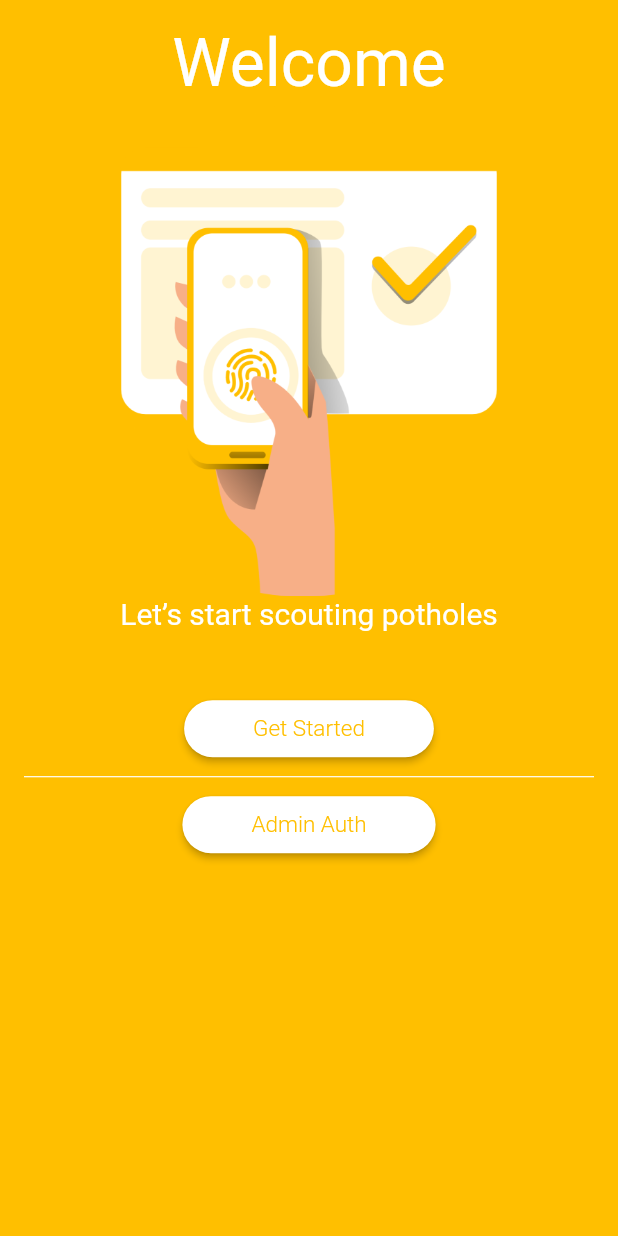
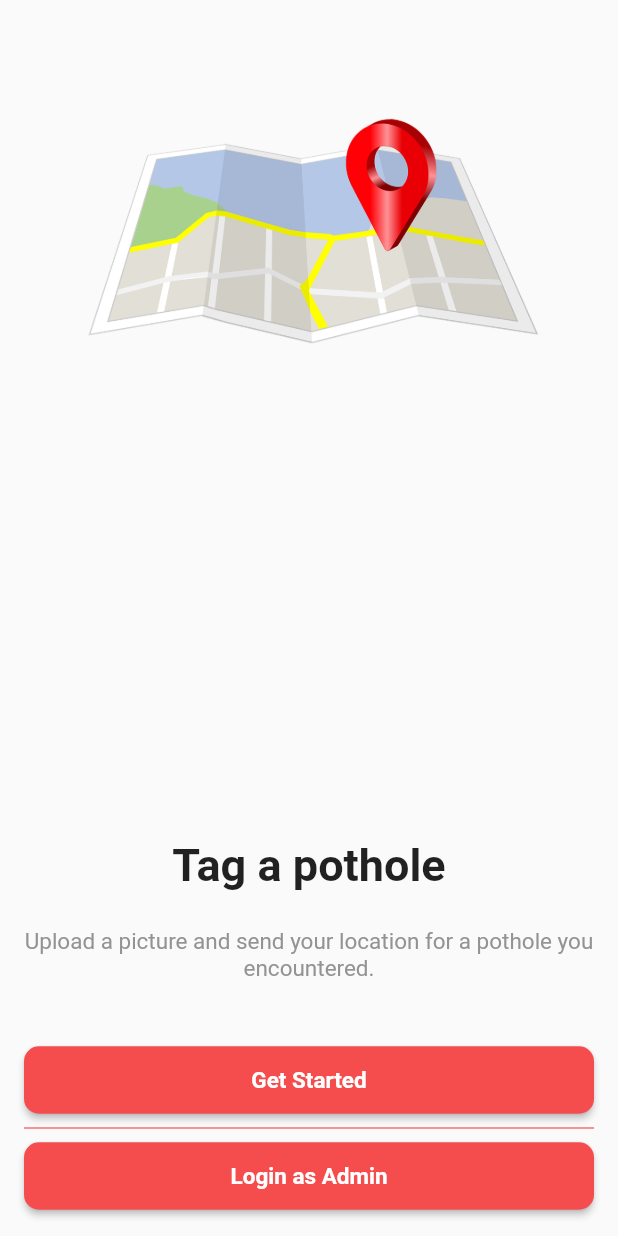
Before and after one commit to letsclode/taghole, a Flutter app: the screen it shows after launch, on a phone screen of 412 x 824 dp. Run offline on Flutter 3.47's test engine with Material 2 defaults, Android fonts, the light colour scheme and no system bars; drawn by our look-alikes of auto_size_text; our stand-ins replace cloud_firestore, email_validator, firebase_auth, firebase_core, firebase_storage, flutter_otp_text_field and 9 more; missing offline and left inert: geoflutterfire2; accounts and stored records are empty.

Commit message:
undone welcome page

```diff
--- a/lib/Screens/Authentication/Auth.dart
+++ b/lib/Screens/Authentication/Auth.dart
@@ -5,12 +5,11 @@ import '../../controllers/auth_controller.dart';
 import 'views/first.dart';
 import 'views/home.dart';
 
-class HomeScreen extends HookConsumerWidget {
-  const HomeScreen({super.key});
+class WelcomeScreen extends HookConsumerWidget {
+  const WelcomeScreen({super.key});
   @override
   Widget build(BuildContext context, WidgetRef ref) {
     final user = ref.watch(authControllerProvider);
-
     return user != null ? const Home() : const First();
   }
 }
--- a/lib/Screens/Authentication/views/first.dart
+++ b/lib/Screens/Authentication/views/first.dart
@@ -1,11 +1,10 @@
 import 'package:auto_size_text/auto_size_text.dart';
 import 'package:flutter/material.dart';
+import 'package:taghole/constant/color.dart';
 
 import '../widgets/customDialog.dart';
 
 class First extends StatelessWidget {
-  final primaryColor = const Color(0xFFffbf00);
-
   const First({super.key});
 
   @override
@@ -14,54 +13,63 @@ class First extends StatelessWidget {
     final height = MediaQuery.of(context).size.height;
 
     return Scaffold(
-      body: Container(
+      body: SizedBox(
         width: width,
         height: height,
-        color: primaryColor,
         child: SafeArea(
           child: Padding(
             padding: const EdgeInsets.all(16.0),
-            child: SingleChildScrollView(
             child: Column(
               children: <Widget>[
-                  const Text(
-                    "Welcome",
-                    style: TextStyle(fontSize: 44, color: Colors.white),
+                SizedBox(
+                  height: height / 3,
+                  child: Image.asset(
+                    'assets/images/map.png',
+                    fit: BoxFit.fitWidth,
                   ),
-                  Image.asset(
-                    'assets/Auth/auth.png',
-                    height: height * 0.40,
                 ),
+                Expanded(
+                  child: Column(
+                    mainAxisAlignment: MainAxisAlignment.end,
+                    children: [
                       const AutoSizeText(
-                    "Let’s start scouting potholes",
+                        "Tag a pothole",
                         maxLines: 2,
                         textAlign: TextAlign.center,
                         style: TextStyle(
-                      fontSize: 20,
-                      color: Colors.white,
+                            fontSize: 30, fontWeight: FontWeight.bold),
                       ),
+                      SizedBox(height: height * 0.03),
+                      const AutoSizeText(
+                        "Upload a picture and send your location for a pothole you encountered.",
+                        maxLines: 2,
+                        textAlign: TextAlign.center,
+                        style: TextStyle(fontSize: 15, color: grayColor),
                       ),
                       SizedBox(height: height * 0.05),
                       MaterialButton(
-                    color: Colors.white,
+                        height: 45,
+                        minWidth: width,
+                        color: secondaryColor,
                         shape: RoundedRectangleBorder(
-                        borderRadius: BorderRadius.circular(30.0)),
-                    child: Padding(
-                      padding: const EdgeInsets.only(
+                            borderRadius: BorderRadius.circular(10.0)),
+                        child: const Padding(
+                          padding: EdgeInsets.only(
                               top: 10.0, bottom: 10.0, left: 30.0, right: 30.0),
                           child: Text(
                             "Get Started",
                             style: TextStyle(
-                          color: primaryColor,
+                              color: Colors.white,
                               fontSize: 15,
-                          fontWeight: FontWeight.w300,
+                              fontWeight: FontWeight.bold,
                             ),
                           ),
                         ),
                         onPressed: () {
                           showDialog(
                             context: context,
-                        builder: (BuildContext context) => const CustomDialog(
+                            builder: (BuildContext context) =>
+                                const CustomDialog(
                               title: "Would you like to create a free account?",
                               description:
                                   "With an account, your scouting will be rewarded and allow you to access from multiple devices.",
@@ -75,21 +83,23 @@ class First extends StatelessWidget {
                       ),
                       const Divider(
                         thickness: 0.8,
-                    color: Colors.white,
+                        color: secondaryColor,
                       ),
                       MaterialButton(
-                    color: Colors.white,
+                        color: secondaryColor,
+                        height: 45,
+                        minWidth: width,
                         shape: RoundedRectangleBorder(
-                        borderRadius: BorderRadius.circular(30.0)),
-                    child: Padding(
-                      padding: const EdgeInsets.only(
+                            borderRadius: BorderRadius.circular(10.0)),
+                        child: const Padding(
+                          padding: EdgeInsets.only(
                               top: 10.0, bottom: 10.0, left: 30.0, right: 30.0),
                           child: Text(
-                        "Admin Auth",
+                            "Login as Admin",
                             style: TextStyle(
-                          color: primaryColor,
+                              color: Colors.white,
                               fontSize: 15,
-                          fontWeight: FontWeight.w300,
+                              fontWeight: FontWeight.bold,
                             ),
                           ),
                         ),
@@ -99,6 +109,8 @@ class First extends StatelessWidget {
                       )
                     ],
                   ),
+                )
+              ],
             ),
           ),
         ),
--- a/lib/constant/color.dart
+++ b/lib/constant/color.dart
@@ -1,7 +1,7 @@
 import 'package:flutter/material.dart';
 
 const primaryColor = Colors.blue;
-const secondaryColor = Color(0xFFffbf00);
+const secondaryColor = Color(0xFFF54D4D);
 const grayColor = Color(0xFF939393);
 
 const backShadowColor = Colors.amberAccent;
--- a/lib/main.dart
+++ b/lib/main.dart
@@ -1,11 +1,13 @@
 import 'package:firebase_core/firebase_core.dart';
 import 'package:flutter/material.dart';
+import 'package:flutter/services.dart';
 import 'package:hooks_riverpod/hooks_riverpod.dart';
 import 'package:taghole/Screens/VisitorsPage/visitors_screen.dart';
 import 'package:taghole/firebase_options.dart';
 
 import 'Screens/Authentication/Auth.dart';
 import 'Screens/Authentication/views/citizenSignup.dart';
+import 'Screens/Authentication/views/home.dart';
 import 'Screens/Authentication/views/signup.dart';
 
 void main() async {
@@ -21,16 +23,18 @@ class MyApp extends StatelessWidget {
 
   @override
   Widget build(BuildContext context) {
+    SystemChrome.setPreferredOrientations(
+        [DeviceOrientation.portraitUp, DeviceOrientation.portraitDown]);
     return MaterialApp(
       debugShowCheckedModeBanner: false,
       title: 'Taghole',
-      home: const HomeScreen(),
+      home: const WelcomeScreen(),
       routes: <String, WidgetBuilder>{
         '/signup': (BuildContext context) =>
             Signup(authFormType: AuthFormType.signup),
         '/signin': (BuildContext context) =>
             Signup(authFormType: AuthFormType.signin),
-        '/home': (BuildContext context) => const HomeScreen(),
+        '/home': (BuildContext context) => const Home(),
         '/citizenSignup': (BuildContext context) =>
             CitizenSignup(authFormType: AuthForm.signup),
         '/anonymousSignIn': (BuildContext context) => const VisitorsScreen(),
--- a/pubspec.yaml
+++ b/pubspec.yaml
@@ -95,6 +95,7 @@ flutter:
     - assets/
     - assets/Navbar/
     - assets/FAQ/
+    - assets/images/
   #   - images/a_dot_ham.jpeg
 
   # An image asset can refer to one or more resolution-specific "variants", see
```
Also changed, not shown: assets/Auth/auth.png (deleted), assets/images/Screenshot_2023-09-05_at_10.53.30_AM-removebg-preview.png (added), assets/images/map.png (added). Lines whose indentation alone changed are shown as unchanged.
